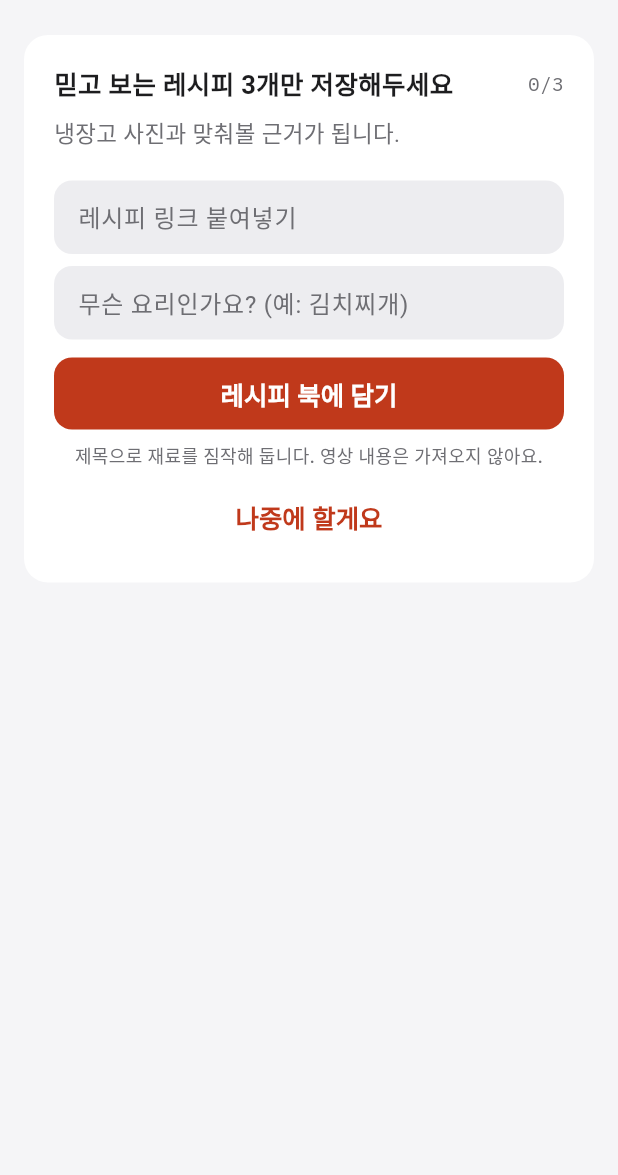
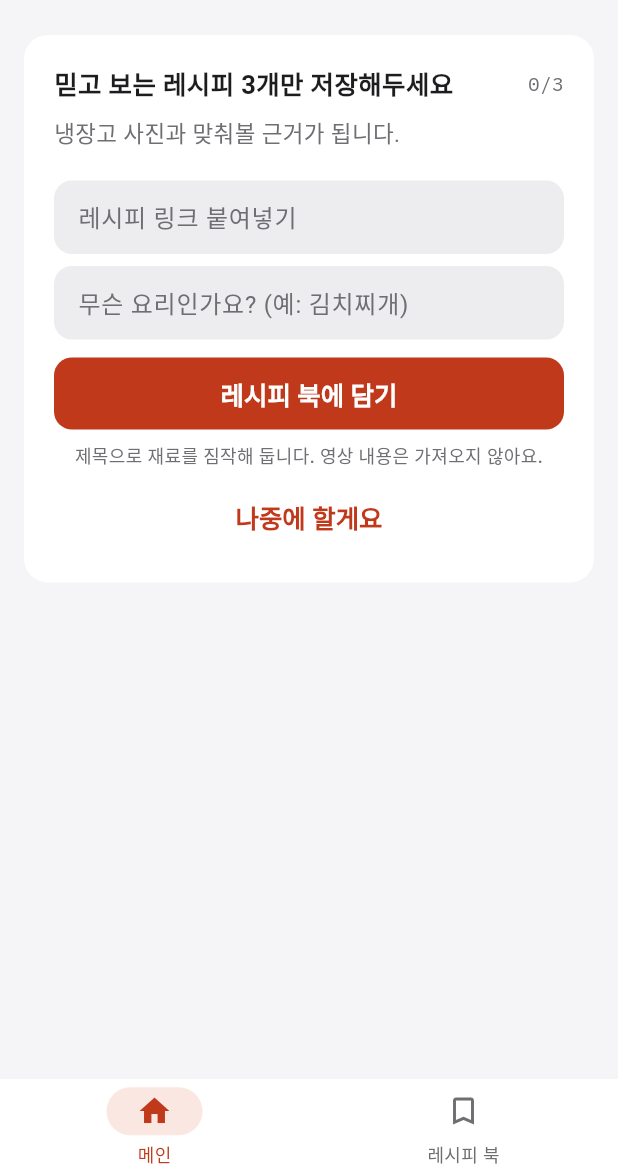
Before and after one commit to woosung-dev/cookmark, a Flutter app: the screen it shows after launch, on a phone screen of 412 x 824 dp, the part 61-1236 px from its top. Run offline on Flutter 3.47's test engine with Material 3 defaults, Android fonts, the phone set to English and light mode, and no system bars; our stand-ins replace image_picker, shared_preferences, web; Roboto replaces fonts that are missing (SF Pro Display).

Commit message:
feat(nav): 하단 탭 바 셸 — 메인/레시피북 2탭 (ADR-0001 역전, 풀 패리티)
파운더 결정(2026-07-17): 목업 풀 패리티. RootShell이 선택 탭만 렌더하고 상태는 컨트롤러가 보존한다(탭 전환에 상태 유지). main_page의 Navigator.push를 제거하고 onOpenRecipeBook 콜백으로 탭 전환. NavigationBar를 Apple식(flat·surface·단일 액센트)으로 테마. navigation_test는 명령형 push ≤1(제안 상세만)로, no-tab-bar 단언은 NavigationBar 존재로 갱신. analyze·test 290·E2E 31 그린.

Co-Authored-By: Claude Opus 4.8 (1M context) <noreply@anthropic.com>

```diff
--- a/lib/app.dart
+++ b/lib/app.dart
@@ -5,8 +5,8 @@ import 'package:image_picker/image_picker.dart';
 import 'theme/app_theme.dart';
 import 'ui/backup_controller.dart';
 import 'ui/main_controller.dart';
-import 'ui/main_page.dart';
 import 'ui/recipe_book_controller.dart';
+import 'ui/root_shell.dart';
 
 class CookmarkApp extends StatelessWidget {
   const CookmarkApp({
@@ -30,7 +30,7 @@ class CookmarkApp extends StatelessWidget {
       title: '냉파',
       debugShowCheckedModeBanner: false,
       theme: buildAppTheme(),
-      home: MainPage(
+      home: RootShell(
         controller: controller,
         recipeBookController: recipeBookController,
         backupController: backupController,
--- a/lib/theme/app_theme.dart
+++ b/lib/theme/app_theme.dart
@@ -213,5 +213,29 @@ ThemeData buildAppTheme() {
         borderSide: BorderSide.none,
       ),
     ),
+    // 하단 탭 바 — Apple식 절제(flat·surface·단일 액센트). 선택 = 곶감브릭(ADR-0007).
+    navigationBarTheme: NavigationBarThemeData(
+      backgroundColor: AppColors.surface,
+      surfaceTintColor: Colors.transparent,
+      elevation: 0,
+      height: 64,
+      indicatorColor: AppColors.actionTint,
+      labelBehavior: NavigationDestinationLabelBehavior.alwaysShow,
+      iconTheme: WidgetStateProperty.resolveWith(
+        (states) => IconThemeData(
+          size: 24,
+          color: states.contains(WidgetState.selected)
+              ? AppColors.action
+              : AppColors.muted,
+        ),
+      ),
+      labelTextStyle: WidgetStateProperty.resolveWith(
+        (states) => AppTypography.caption.copyWith(
+          color: states.contains(WidgetState.selected)
+              ? AppColors.action
+              : AppColors.muted,
+        ),
+      ),
+    ),
   );
 }
--- /dev/null
+++ b/lib/ui/root_shell.dart
@@ -0,0 +1,74 @@
+// 하단 탭 셸 — 메인 외길 + 레시피 북 두 탭(ADR-0007, ADR-0001 역전). 파일럿 풀 패리티.
+//
+// 상태(체크리스트·제안·레시피)는 컨트롤러가 들고 있어 탭을 오가도 그대로 복원된다 —
+// 선택된 탭만 빌드해도 되므로 화면 트리가 단순하고 finder 의미가 명확하다.
+import 'package:flutter/material.dart';
+import 'package:image_picker/image_picker.dart';
+
+import 'backup_controller.dart';
+import 'main_controller.dart';
+import 'main_page.dart';
+import 'recipe_book_controller.dart';
+import 'recipe_book_page.dart';
+
+class RootShell extends StatefulWidget {
+  const RootShell({
+    super.key,
+    required this.controller,
+    required this.recipeBookController,
+    required this.backupController,
+    this.imagePicker,
+  });
+
+  final MainController controller;
+  final RecipeBookController recipeBookController;
+  final BackupController backupController;
+  final Future<XFile?> Function()? imagePicker;
+
+  @override
+  State<RootShell> createState() => _RootShellState();
+}
+
+class _RootShellState extends State<RootShell> {
+  int _index = 0;
+
+  void _select(int i) {
+    if (_index != i) setState(() => _index = i);
+    // 레시피 북에서 뭔가 바뀌었을 수 있다 — 미인식 칩·넛지가 이걸 따라간다.
+    widget.controller.refresh();
+  }
+
+  @override
+  Widget build(BuildContext context) {
+    return Scaffold(
+      body: _index == 0
+          ? MainPage(
+              controller: widget.controller,
+              recipeBookController: widget.recipeBookController,
+              backupController: widget.backupController,
+              imagePicker: widget.imagePicker,
+              onOpenRecipeBook: () => _select(1),
+            )
+          : RecipeBookPage(
+              controller: widget.recipeBookController,
+              backupController: widget.backupController,
+            ),
+      bottomNavigationBar: NavigationBar(
+        selectedIndex: _index,
+        onDestinationSelected: _select,
+        destinations: const [
+          NavigationDestination(
+            icon: Icon(Icons.home_outlined),
+            selectedIcon: Icon(Icons.home),
+            label: '메인',
+          ),
+          NavigationDestination(
+            icon: Icon(Icons.bookmark_outline),
+            selectedIcon: Icon(Icons.bookmark),
+            label: '레시피 북',
+          ),
+        ],
+      ),
+    );
+  }
+}
```
Also changed, not shown: lib/ui/main_page.dart (+8 -21 lines), 3 other files.
